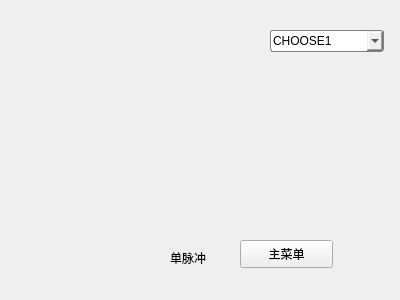
nntzhc/TMS_screen-database, file singlemode.ui: the form before one commit.
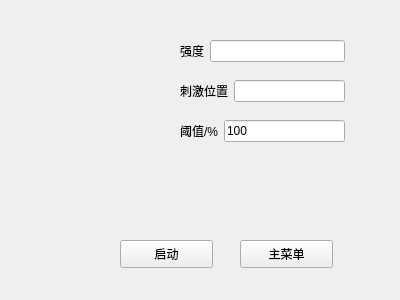
The form after the commit.

```diff
--- a/singlemode.ui
+++ b/singlemode.ui
@@ -26,45 +26,88 @@
     <string>主菜单</string>
    </property>
   </widget>
-  <widget class="QLabel" name="label">
+  <widget class="QPushButton" name="startButton">
    <property name="geometry">
     <rect>
-     <x>170</x>
-     <y>250</y>
-     <width>72</width>
-     <height>15</height>
+     <x>120</x>
+     <y>240</y>
+     <width>93</width>
+     <height>28</height>
     </rect>
    </property>
    <property name="text">
-    <string>单脉冲</string>
+    <string>启动</string>
    </property>
   </widget>
-  <widget class="QComboBox" name="comboBox">
+  <widget class="QWidget" name="layoutWidget">
    <property name="geometry">
     <rect>
-     <x>270</x>
-     <y>30</y>
-     <width>114</width>
+     <x>180</x>
+     <y>80</y>
+     <width>165</width>
      <height>22</height>
     </rect>
    </property>
-   <property name="styleSheet">
-    <string notr="true">border :  1px  solid  gray ;
-border-radius:  3px ;
-padding :  1px  2px  1px  2px ;
-min-width :  9em ;  
-</string>
+   <layout class="QGridLayout" name="gridLayout_2">
+    <item row="0" column="2">
+     <widget class="QLineEdit" name="positionEdit"/>
+    </item>
+    <item row="0" column="1">
+     <widget class="QLabel" name="label_2">
+      <property name="text">
+       <string>刺激位置</string>
+      </property>
+     </widget>
+    </item>
+   </layout>
+  </widget>
+  <widget class="QWidget" name="layoutWidget_2">
+   <property name="geometry">
+    <rect>
+     <x>180</x>
+     <y>120</y>
+     <width>165</width>
+     <height>22</height>
+    </rect>
    </property>
-   <item>
-    <property name="text">
-     <string>CHOOSE1</string>
-    </property>
-   </item>
-   <item>
-    <property name="text">
-     <string>CHOOSE2</string>
-    </property>
-   </item>
+   <layout class="QGridLayout" name="gridLayout_3">
+    <item row="0" column="0">
+     <widget class="QLabel" name="label_3">
+      <property name="text">
+       <string>阈值/%</string>
+      </property>
+     </widget>
+    </item>
+    <item row="0" column="1">
+     <widget class="QLineEdit" name="thresholdEdit">
+      <property name="text">
+       <string>100</string>
+      </property>
+     </widget>
+    </item>
+   </layout>
+  </widget>
+  <widget class="QWidget" name="">
+   <property name="geometry">
+    <rect>
+     <x>180</x>
+     <y>40</y>
+     <width>165</width>
+     <height>22</height>
+    </rect>
+   </property>
+   <layout class="QGridLayout" name="gridLayout">
+    <item row="0" column="0">
+     <widget class="QLabel" name="label">
+      <property name="text">
+       <string>强度</string>
+      </property>
+     </widget>
+    </item>
+    <item row="0" column="1">
+     <widget class="QLineEdit" name="powerEdit"/>
+    </item>
+   </layout>
   </widget>
  </widget>
  <resources/>
```
